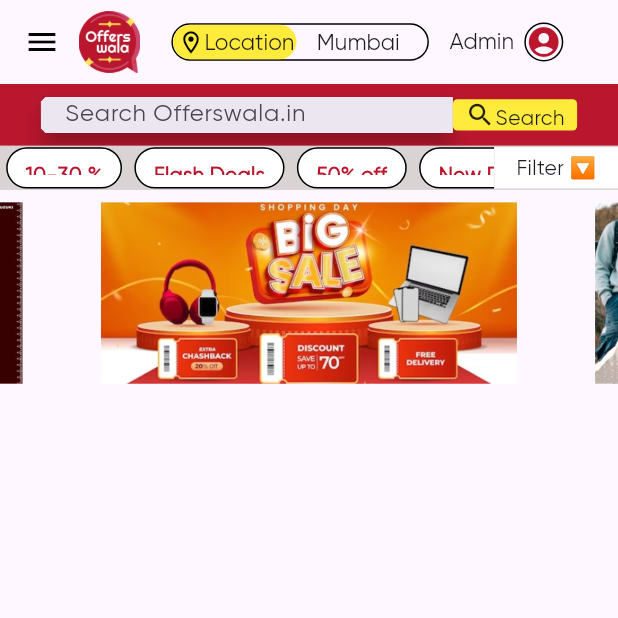
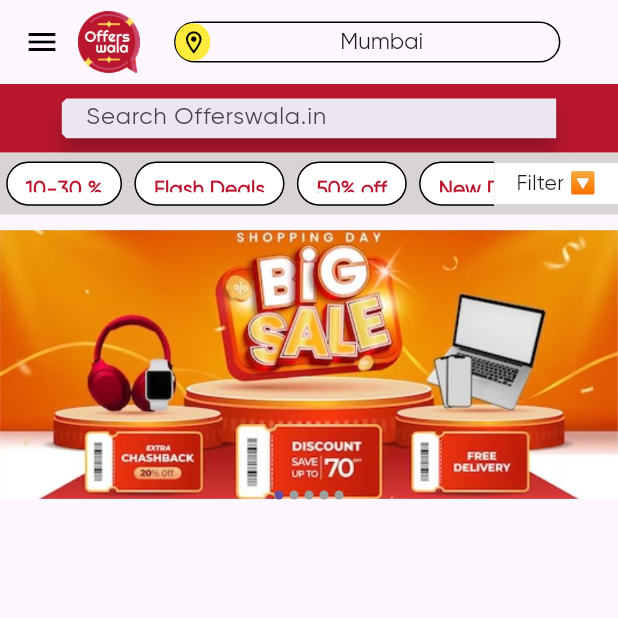
Before and after one commit to RamG222/offerswala, a Flutter app: the Home screen opened directly, on a phone screen of 412 x 824 dp, the top half of it. Run offline on Flutter 3.47's test engine with Material 3 defaults, Android fonts, the light colour scheme and no system bars; drawn by our look-alikes of carousel_slider, flutter_image_slideshow; our stand-ins replace geocoding, geolocator, page_view_dot_indicator.

Commit message:
first commit

```diff
--- a/lib/main.dart
+++ b/lib/main.dart
@@ -1,6 +1,6 @@
 import 'package:flutter/material.dart';
 import 'package:offerswala/screens/home/home.dart';
-import 'package:offerswala/screens/splash_screen.dart';
+  import 'package:offerswala/screens/splash_screen.dart';
 
 void main() {
   runApp(const MyApp());
--- a/lib/screens/home/home.dart
+++ b/lib/screens/home/home.dart
@@ -78,18 +78,15 @@ class _HomeState extends State<Home> {
                   title: Transform.translate(
                     offset: Offset(-20.0, 0.0),
                     child: Row(
-                      mainAxisAlignment: MainAxisAlignment.center,
                       children: [
                         Image.asset(
                           'assets/images/logo.png',
                           width: mQWidth / 10,
                         ),
-                        SizedBox(
-                          width: mQWidth / 20,
-                        ),
+                        SizedBox(width: mQWidth / 18),
                         Container(
-                          width: mQWidth / 2.4,
-                          height: 25,
+                          width: mQWidth / 1.6,
+                          height: mQHeight / 30,
                           decoration: BoxDecoration(
                             borderRadius: BorderRadius.circular(30),
                             border: Border.all(color: Colors.black),
@@ -100,27 +97,19 @@ class _HomeState extends State<Home> {
                                 child: Container(
                                   padding: EdgeInsets.all(3),
                                   height: 25,
-                                  width: mQWidth / 5,
+                                  width: mQWidth / 18,
                                   decoration: BoxDecoration(
                                     color: Colors.yellow,
                                     borderRadius: BorderRadius.circular(30),
                                   ),
-                                  child: Row(
-                                    children: [
-                                      Icon(
-                                        Icons.location_on_outlined,
-                                        size: 18,
-                                      ),
-                                      Text(
-                                        "Location",
-                                        style: TextStyle(fontSize: 15),
-                                      ),
-                                    ],
+                                  child: Icon(
+                                    Icons.location_on_outlined,
+                                    size: 18,
                                   ),
                                 ),
                               ),
                               Container(
-                                width: mQWidth / 5,
+                                width: mQWidth / 1.8,
                                 padding: EdgeInsets.all(3),
                                 child: Center(
                                   child: Text(
@@ -135,34 +124,6 @@ class _HomeState extends State<Home> {
                             ],
                           ),
                         ),
-                        SizedBox(
-                          width: mQWidth / 30,
-                        ),
-                        Row(
-                          mainAxisAlignment: MainAxisAlignment.center,
-                          children: [
-                            Text(
-                              'Admin',
-                              style: TextStyle(
-                                fontSize: 15,
-                              ),
-                              overflow: TextOverflow.ellipsis,
-                            ),
-                            SizedBox(
-                              width: mQWidth / 60,
-                            ),
-                            Container(
-                              decoration: BoxDecoration(
-                                  borderRadius:
-                                      BorderRadius.circular(mQHeight / 2),
-                                  border: Border.all()),
-                              child: Icon(
-                                Icons.account_circle,
-                                color: const Color(0xffBA172F),
-                              ),
-                            )
-                          ],
-                        )
                       ],
                     ),
                   ),
--- a/lib/screens/home/image_slider.dart
+++ b/lib/screens/home/image_slider.dart
@@ -2,6 +2,7 @@
 
 import 'package:carousel_slider/carousel_slider.dart';
 import 'package:flutter/material.dart';
+import 'package:flutter_image_slideshow/flutter_image_slideshow.dart';
 
 final List<String> imgList = [
   "assets/images/image_slider/1.jpg",
@@ -21,22 +22,14 @@ class Image_slider extends StatelessWidget {
     var mQSize = MediaQuery.of(context).size;
     var mQHeight = mQSize.height;
     var mQWidth = mQSize.width;
-    return CarouselSlider(
-      items: imgList
-          .map((src) => TextButton(
-                onPressed: () {},
-                child: Center(
-                  child: Image.asset(
-                    src,
-                    fit: BoxFit.cover,
-                  ),
-                ),
-              ))
-          .toList(),
-      options: CarouselOptions(
-        height: mQHeight / 6,
-        autoPlay: true,
-      ),
+    return ImageSlideshow(
+      children: [
+        InkWell(onTap: () {}, child: Image.asset(imgList[0])),
+        InkWell(onTap: () {}, child: Image.asset(imgList[1])),
+        InkWell(onTap: () {}, child: Image.asset(imgList[2])),
+        InkWell(onTap: () {}, child: Image.asset(imgList[3])),
+        InkWell(onTap: () {}, child: Image.asset(imgList[4])),
+      ],
     );
   }
 }
--- a/lib/screens/home/top_search_bar.dart
+++ b/lib/screens/home/top_search_bar.dart
@@ -18,7 +18,7 @@ class top_search_bar extends StatelessWidget {
       children: [
         Container(
           width: mQWidth,
-          height: mQHeight / 20,
+          height: mQHeight / 18,
           decoration: BoxDecoration(
             color: const Color(0xffBA172F),
           ),
@@ -26,7 +26,8 @@ class top_search_bar extends StatelessWidget {
             mainAxisAlignment: MainAxisAlignment.center,
             children: [
               Container(
-                width: mQWidth / 1.5,
+                width: mQWidth / 1.25,
+                height: mQHeight / 31,
                 child: SearchBar(
                   shape: MaterialStatePropertyAll(
                     BeveledRectangleBorder(
@@ -38,33 +39,11 @@ class top_search_bar extends StatelessWidget {
                   hintText: 'Search Offerswala.in',
                 ),
               ),
-              Container(
-                margin: EdgeInsets.symmetric(vertical: mQHeight / 81),
-                decoration: BoxDecoration(
-                    color: Colors.yellow,
-                    borderRadius: BorderRadius.circular(3)),
-                child: Padding(
-                  padding: EdgeInsets.symmetric(horizontal: mQWidth / 50),
-                  child: Row(
-                    children: [
-                      Icon(
-                        Icons.search_sharp,
-                        size: 20,
-                      ),
-                      Padding(
-                        padding: EdgeInsets.symmetric(
-                          vertical: mQHeight / 250,
-                        ),
-                        child: Text('Search'),
-                      ),
-                    ],
-                  ),
-                ),
-              ),
             ],
           ),
         ),
         Container(
+          height: mQHeight / 20,
           decoration: BoxDecoration(
             color: Color.fromARGB(255, 217, 211, 211),
           ),
@@ -79,7 +58,8 @@ class top_search_bar extends StatelessWidget {
                   itemBuilder: (context, index) {
                     return Padding(
                       padding: EdgeInsets.symmetric(
-                          horizontal: mQWidth / 100, vertical: mQHeight / 850),
+                        horizontal: mQWidth / 100,
+                      ),
                       child: Container(
                         decoration: BoxDecoration(
                             border: Border.all(),
--- a/lib/screens/pre_login_1.dart
+++ b/lib/screens/pre_login_1.dart
@@ -31,7 +31,7 @@ class PreLogin1 extends StatelessWidget {
                   children: [
                     SizedBox(height: mQHeight / 6),
                     Image.asset(
-                      "assets/images/pre_login/01.gif",
+                      "assets/images/Vocal_for_Local.png",
                       width: mQWidth / 1.5,
                     ),
                     SizedBox(
--- a/lib/screens/pre_login_2.dart
+++ b/lib/screens/pre_login_2.dart
@@ -40,7 +40,7 @@ class PreLogin2 extends StatelessWidget {
                   children: [
                     SizedBox(height: mQHeight / 7),
                     Image.asset(
-                      "assets/images/pre_login/02.gif",
+                      "assets/images/Offers _Discounts.png",
                       width: mQWidth / 1.5,
                     ),
                     SizedBox(
--- a/lib/screens/pre_login_3.dart
+++ b/lib/screens/pre_login_3.dart
@@ -39,7 +39,7 @@ class PreLogin3 extends StatelessWidget {
                   children: [
                     SizedBox(height: mQHeight / 7.5),
                     Image.asset(
-                      "assets/images/pre_login/03.gif",
+                      "assets/images/Grab_Save.png",
                       width: mQWidth / 1.5,
                     ),
                     SizedBox(
--- a/pubspec.yaml
+++ b/pubspec.yaml
@@ -21,6 +21,7 @@ dependencies:
   geocode: ^1.0.3
   carousel_slider: ^4.2.1
   simple_form_validations: ^1.0.1
+  flutter_image_slideshow: ^0.1.6
 
 dev_dependencies:
   flutter_test:
```
Also changed, not shown: pubspec.lock.
